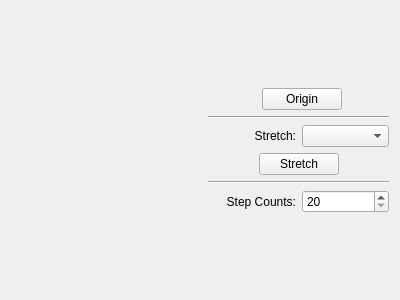
Before: the Qt Designer form mainwindow.ui in leeowen/tyre, drawn with Qt 5.
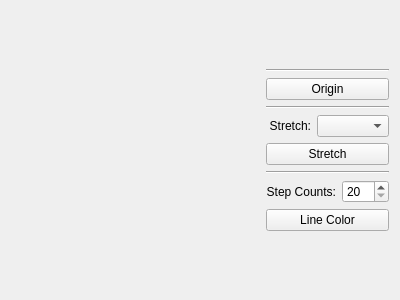
After: the same form once the commit is applied. Custom widgets are drawn as their Qt base class.

Commit message: can change line color

```diff
--- a/mainwindow.ui
+++ b/mainwindow.ui
@@ -44,21 +44,6 @@
        </spacer>
       </item>
       <item>
-       <layout class="QHBoxLayout" name="horizontalLayout_3">
-        <item>
-         <spacer name="horizontalSpacer_2">
-          <property name="orientation">
-           <enum>Qt::Horizontal</enum>
-          </property>
-          <property name="sizeHint" stdset="0">
-           <size>
-            <width>40</width>
-            <height>20</height>
-           </size>
-          </property>
-         </spacer>
-        </item>
-        <item>
          <widget class="Line" name="line_3">
           <property name="orientation">
            <enum>Qt::Horizontal</enum>
@@ -68,7 +53,7 @@
         <item>
          <widget class="QPushButton" name="originBtn">
           <property name="sizePolicy">
-           <sizepolicy hsizetype="Fixed" vsizetype="Fixed">
+         <sizepolicy hsizetype="Preferred" vsizetype="Fixed">
             <horstretch>0</horstretch>
             <verstretch>0</verstretch>
            </sizepolicy>
@@ -82,21 +67,6 @@
          </widget>
         </item>
         <item>
-         <spacer name="horizontalSpacer">
-          <property name="orientation">
-           <enum>Qt::Horizontal</enum>
-          </property>
-          <property name="sizeHint" stdset="0">
-           <size>
-            <width>40</width>
-            <height>20</height>
-           </size>
-          </property>
-         </spacer>
-        </item>
-       </layout>
-      </item>
-      <item>
        <widget class="Line" name="line">
         <property name="orientation">
          <enum>Qt::Horizontal</enum>
@@ -124,24 +94,9 @@
        </layout>
       </item>
       <item>
-       <layout class="QHBoxLayout" name="horizontalLayout_4">
-        <item>
-         <spacer name="horizontalSpacer_3">
-          <property name="orientation">
-           <enum>Qt::Horizontal</enum>
-          </property>
-          <property name="sizeHint" stdset="0">
-           <size>
-            <width>40</width>
-            <height>20</height>
-           </size>
-          </property>
-         </spacer>
-        </item>
-        <item>
          <widget class="QPushButton" name="stretchBtn">
           <property name="sizePolicy">
-           <sizepolicy hsizetype="Fixed" vsizetype="Fixed">
+         <sizepolicy hsizetype="Preferred" vsizetype="Fixed">
             <horstretch>0</horstretch>
             <verstretch>0</verstretch>
            </sizepolicy>
@@ -152,21 +107,6 @@
          </widget>
         </item>
         <item>
-         <spacer name="horizontalSpacer_4">
-          <property name="orientation">
-           <enum>Qt::Horizontal</enum>
-          </property>
-          <property name="sizeHint" stdset="0">
-           <size>
-            <width>40</width>
-            <height>20</height>
-           </size>
-          </property>
-         </spacer>
-        </item>
-       </layout>
-      </item>
-      <item>
        <widget class="Line" name="line_2">
         <property name="orientation">
          <enum>Qt::Horizontal</enum>
@@ -200,6 +140,13 @@
         </item>
        </layout>
       </item>
+      <item>
+       <widget class="QPushButton" name="LineColorBtn">
+        <property name="text">
+         <string>Line Color</string>
+        </property>
+       </widget>
+      </item>
       <item>
        <spacer name="verticalSpacer">
         <property name="orientation">
```
Lines whose indentation alone changed are shown as unchanged. The commit also changes 4 other files.
